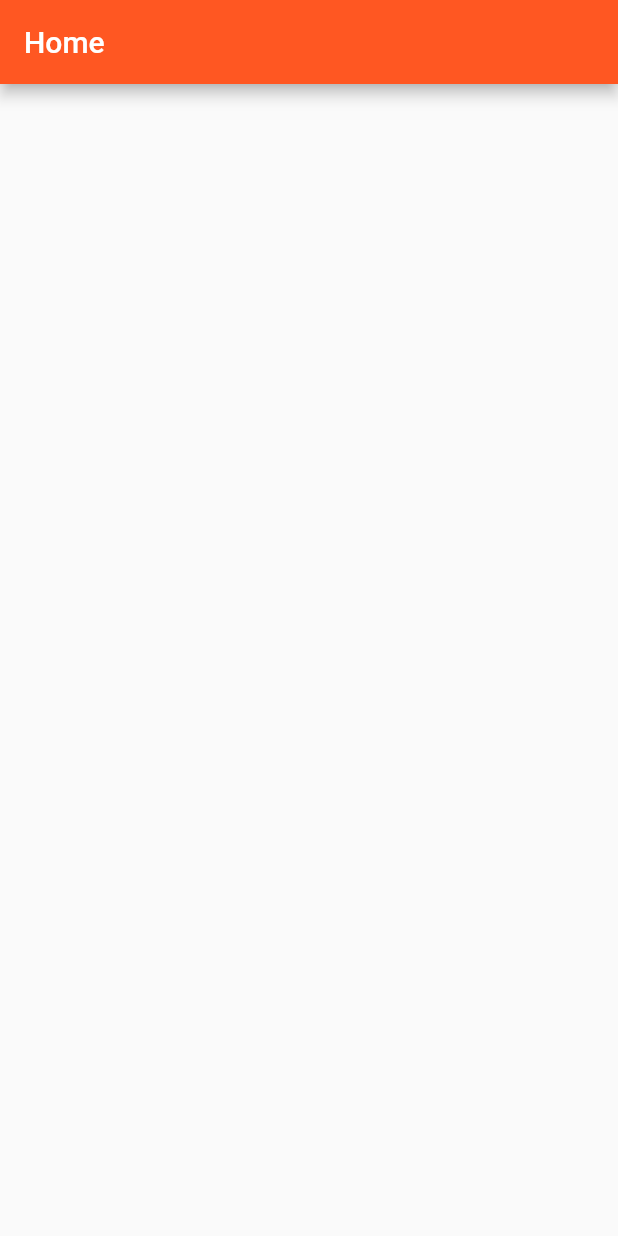
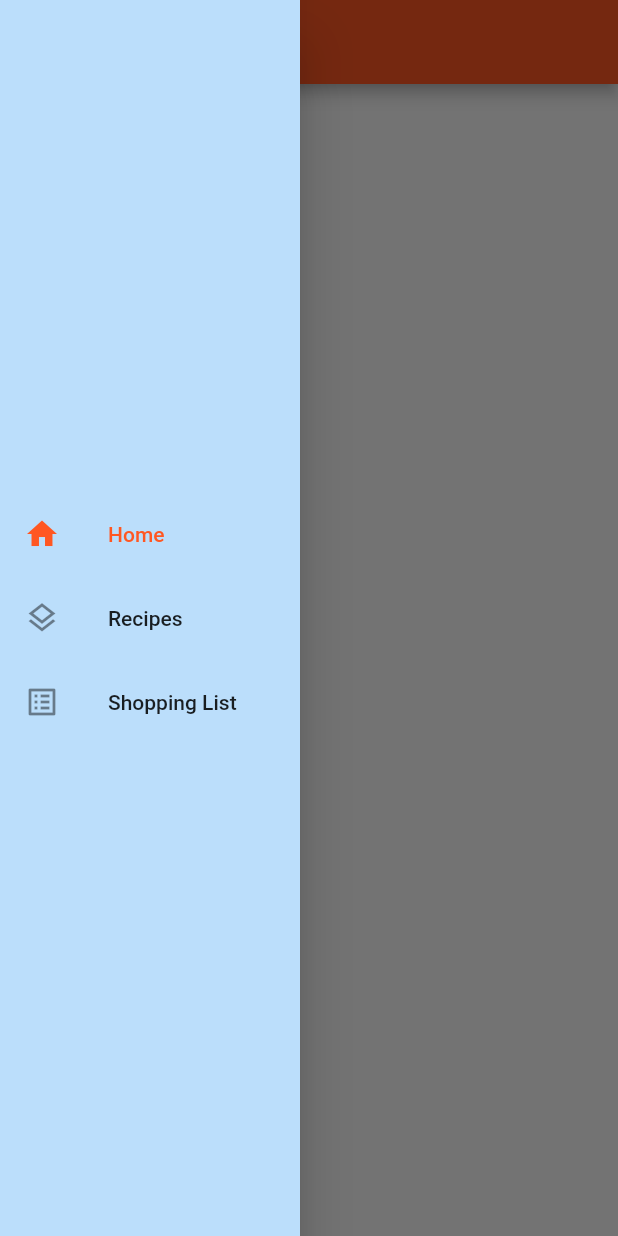
Before and after one commit to mattcirkovic/grubbie, a Flutter app: the screen it shows after launch, with the side drawer open (before the commit the screen has no drawer), on a phone screen of 412 x 824 dp. Run offline on Flutter 3.47's test engine with Material 2 defaults, Android fonts, the phone set to English and light mode, and no system bars.

Commit message:
Added drawer, changed home page to stateful widget

```diff
--- a/lib/app/home_page.dart
+++ b/lib/app/home_page.dart
@@ -1,9 +1,19 @@
 import 'package:flutter/material.dart';
 
-class HomePage extends StatelessWidget {
+enum MenuChoice {home, recipes, shoppinglist}
+
+class HomePage extends StatefulWidget {
   const HomePage({super.key});
 
-    @override
+  @override
+  State<HomePage> createState() => _HomePageState();
+}
+
+class _HomePageState extends State<HomePage> {
+
+  MenuChoice _selectedMenuChoice = MenuChoice.home;
+
+  @override
   Widget build(BuildContext context) {
     return Scaffold(
       backgroundColor: Colors.deepOrange,
@@ -16,6 +26,51 @@ class HomePage extends StatelessWidget {
       appBar: AppBar(
         title: const Text('Home'),
       ),
+      drawer: Drawer(
+        backgroundColor: Colors.blue[100],
+        width: 200.0,
+        child: Center(
+          child: ListView(
+            shrinkWrap: true,
+            padding: EdgeInsets.zero,
+            children: [
+              ListTile(
+                leading: const Icon(Icons.home),
+                title: const Text('Home'),
+                selected: _selectedMenuChoice == MenuChoice.home,
+                onTap: () {
+                  _onItemTapped(MenuChoice.home);
+                  Navigator.pop(context);
+                },
+              ),
+              ListTile(
+                leading: const Icon(Icons.layers_outlined),
+                title: const Text('Recipes'),
+                selected: _selectedMenuChoice == MenuChoice.recipes,
+                onTap: () {
+                  _onItemTapped(MenuChoice.recipes);
+                  Navigator.pop(context);
+                },
+              ),
+              ListTile(
+                leading: const Icon(Icons.list_alt),
+                title: const Text('Shopping List'),
+                selected: _selectedMenuChoice == MenuChoice.shoppinglist,
+                onTap: () {
+                  _onItemTapped(MenuChoice.shoppinglist);
+                  Navigator.pop(context);
+                },
+              ),
+            ],
+          ),
+        ),
+      ),
     );
   }
+
+  void _onItemTapped(MenuChoice choice) {
+    setState(() {
+      _selectedMenuChoice = choice;
+    });
+  }
 }
```
